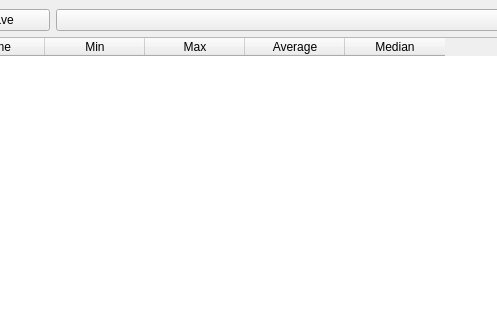
Before: the Qt Designer form Source/Inspector/InspectorWindow.ui in knight666/pitstop, drawn with Qt 5; both pictures show x 165 to 662 and y 0 to 320 of the 914 by 600 pixel window.
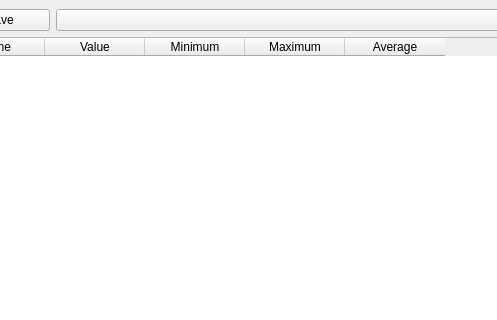
After: the same form once the commit is applied. Icons and pictures are not drawn.

Diff of the .ui file:
```diff
--- a/Source/Inspector/InspectorWindow.ui
+++ b/Source/Inspector/InspectorWindow.ui
@@ -50,12 +50,17 @@
       </column>
       <column>
        <property name="text">
-        <string>Min</string>
+        <string>Value</string>
        </property>
       </column>
       <column>
        <property name="text">
-        <string>Max</string>
+        <string>Minimum</string>
+       </property>
+      </column>
+      <column>
+       <property name="text">
+        <string>Maximum</string>
        </property>
       </column>
       <column>
@@ -63,11 +68,6 @@
         <string>Average</string>
        </property>
       </column>
-      <column>
-       <property name="text">
-        <string>Median</string>
-       </property>
-      </column>
      </widget>
     </item>
     <item row="2" column="0">
```
